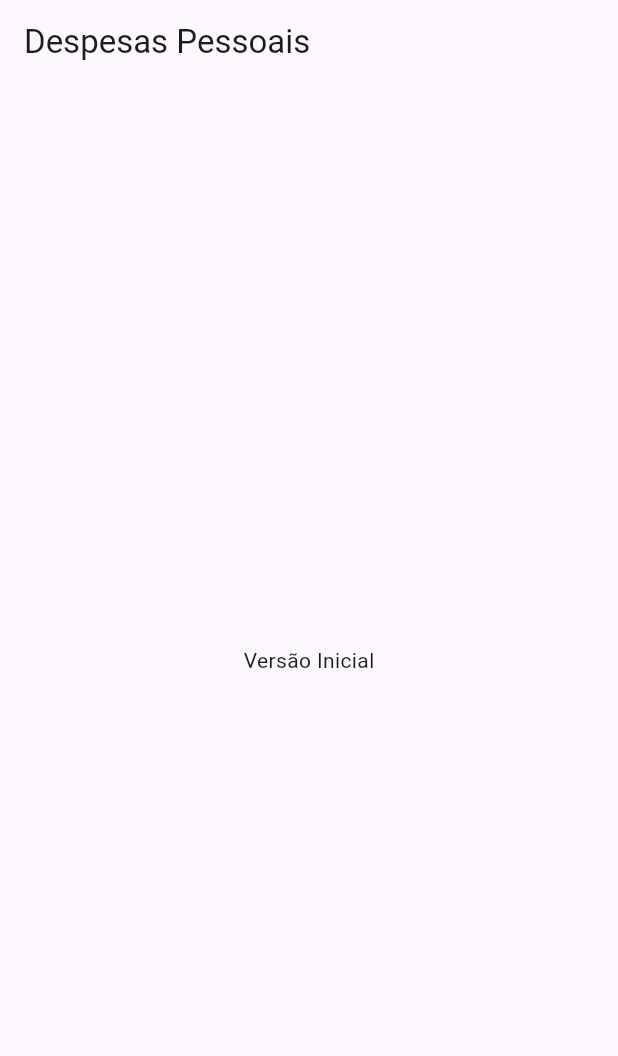
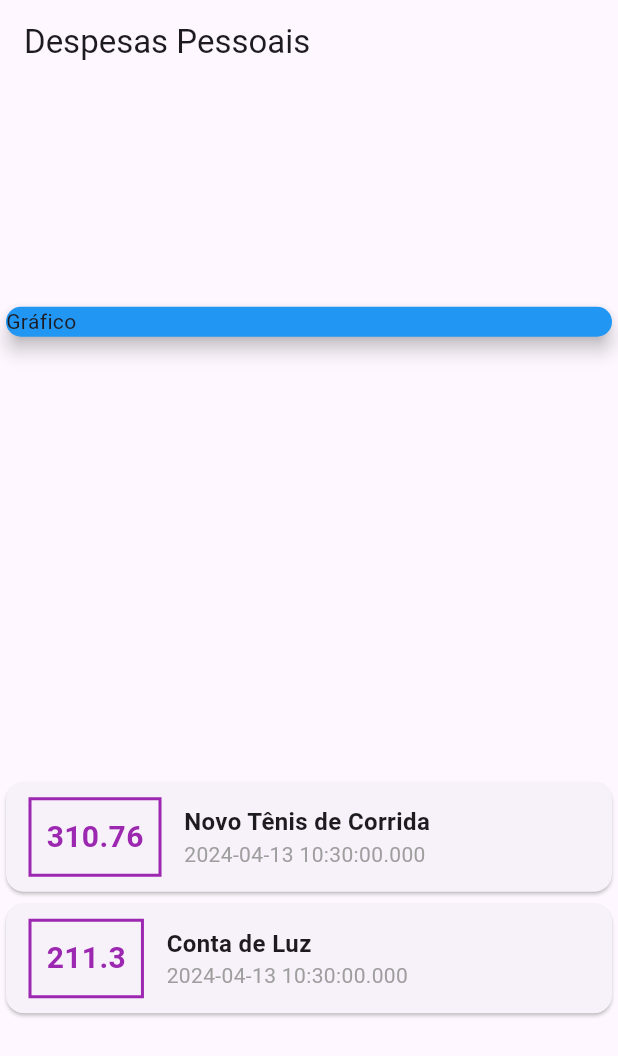
Before and after one commit to Guilherme-ags/ExpensesFlutter, a Flutter app: the screen it shows after launch, on a phone screen of 412 x 824 dp. Shown: the top 1056 px of the screen. Run offline on Flutter 3.47's test engine with Material 3 defaults, Android fonts, the phone set to English and light mode, and no system bars.

Commit message:
Inicio da criação da tela

```diff
--- a/lib/main.dart
+++ b/lib/main.dart
@@ -1,3 +1,4 @@
+import 'package:expenses/models/transaction.dart';
 import 'package:flutter/material.dart';
 
 main() => runApp(ExpensesApp());
@@ -10,14 +11,83 @@ class ExpensesApp extends StatelessWidget {
 }
 
 class MyHomePage extends StatelessWidget {
+  final _transactions = [
+    Transaction(
+      id: 't1',
+      title: 'Novo Tênis de Corrida',
+      value: 310.76,
+      date: DateTime.now(),
+    ),
+    Transaction(
+      id: 't2',
+      title: 'Conta de Luz',
+      value: 211.30,
+      date: DateTime.now(),
+    ),
+  ];
+
   @override
   Widget build(BuildContext context) {
     return Scaffold(
       appBar: AppBar(
         title: Text('Despesas Pessoais'),
       ),
-      body: Center(
-        child: Text('Versão Inicial'),
+      body: Column(
+        mainAxisAlignment: MainAxisAlignment.spaceAround,
+        crossAxisAlignment: CrossAxisAlignment.stretch,
+        children: <Widget>[
+          Container(
+            child: Card(
+              color: Colors.blue,
+              child: Text('Gráfico'),
+              elevation: 5,
+            ),
+          ),
+          Column(
+            children: _transactions.map((tr) {
+              return Card(
+                child: Row(
+                  children: <Widget>[
+                    Container(
+                      margin:
+                          EdgeInsets.symmetric(horizontal: 15, vertical: 10),
+                      decoration: BoxDecoration(
+                          border: Border.all(
+                        color: Colors.purple,
+                        width: 2,
+                      )),
+                      padding: EdgeInsets.all(10),
+                      child: Text(tr.value.toString(),
+                          style: TextStyle(
+                            fontWeight: FontWeight.bold,
+                            fontSize: 20,
+                            color: Colors.purple,
+                          )),
+                    ),
+                    Column(
+                      crossAxisAlignment: CrossAxisAlignment.start,
+                      children: <Widget>[
+                        Text(
+                          tr.title,
+                          style: TextStyle(
+                            fontWeight: FontWeight.bold,
+                            fontSize: 16,
+                          ),
+                        ),
+                        Text(
+                          tr.date.toString(),
+                          style: TextStyle(
+                            color: Colors.grey,
+                          ),
+                        ),
+                      ],
+                    )
+                  ],
+                ),
+              );
+            }).toList(),
+          )
+        ],
       ),
     );
   }
--- /dev/null
+++ b/lib/models/transaction.dart
@@ -0,0 +1,13 @@
+class Transaction {
+  final String id;
+  final String title;
+  final double value;
+  final DateTime date;
+
+  Transaction({
+    required this.id,
+    required this.title,
+    required this.value,
+    required this.date,
+  });
+}
```
